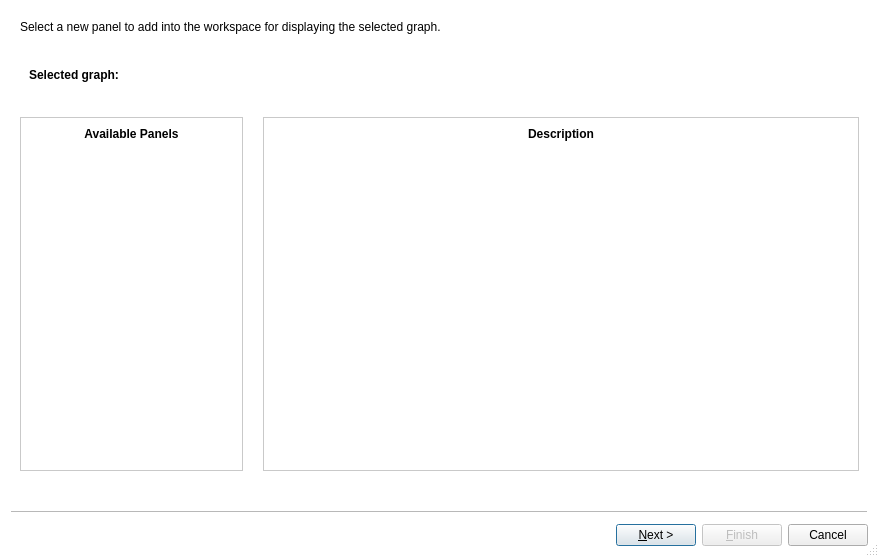
Qt form software/talipot/designer/PanelSelectionWizard.ui (anlambert/tulip) before a commit.
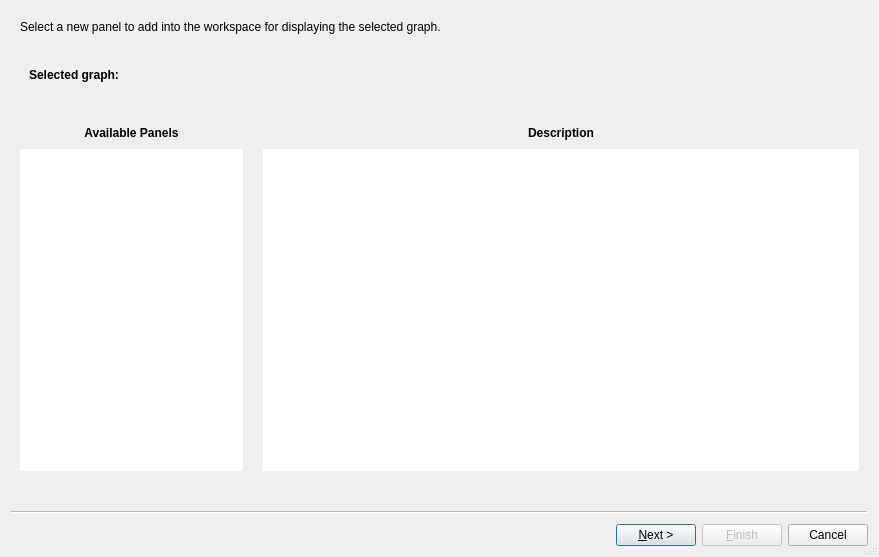
The same form after that commit. Icons and pictures are not drawn. Custom widgets are drawn as their Qt base class.

```diff
--- a/software/talipot/designer/PanelSelectionWizard.ui
+++ b/software/talipot/designer/PanelSelectionWizard.ui
@@ -17,28 +17,6 @@
    <iconset>
     <normaloff>:/talipot/gui/icons/logo32x32.png</normaloff>:/talipot/gui/icons/logo32x32.png</iconset>
   </property>
-  <property name="styleSheet">
-   <string notr="true">QWizard, #choosePanelPage {
-background-color: white;
-}
-QComboBox QTreeView {
-background-color:white;
-color: black;
-border: 1px solid #C9C9C9;
-}
-
-#panelsFrame,#panelDescriptionFrame {
-border: 1px solid #C9C9C9;
-background-color: white;
-}
-
-#panelListTitle,#panelDescriptionTitle {
-background-color: qlineargradient(spread:pad, x1:0, y1:0, x2:0, y2:1,
-stop:1 rgba(0,0,0,0),
-stop:0 #F0F0F0);
-border: 0px;
-}</string>
-  </property>
   <property name="sizeGripEnabled">
    <bool>true</bool>
   </property>
@@ -130,6 +108,9 @@
          <enum>QFrame::Plain</enum>
         </property>
         <layout class="QVBoxLayout" name="verticalLayout_3">
+         <property name="spacing">
+          <number>0</number>
+         </property>
          <property name="leftMargin">
           <number>0</number>
          </property>
@@ -166,11 +147,6 @@
          </item>
          <item>
           <widget class="QListView" name="panelList">
-           <property name="styleSheet">
-            <string notr="true">#panelList {
-background-color: white
-}</string>
-           </property>
            <property name="frameShape">
             <enum>QFrame::NoFrame</enum>
            </property>
@@ -218,6 +194,9 @@
          <enum>QFrame::Plain</enum>
         </property>
         <layout class="QVBoxLayout" name="verticalLayout_4">
+         <property name="spacing">
+          <number>0</number>
+         </property>
          <property name="leftMargin">
           <number>0</number>
          </property>
```
